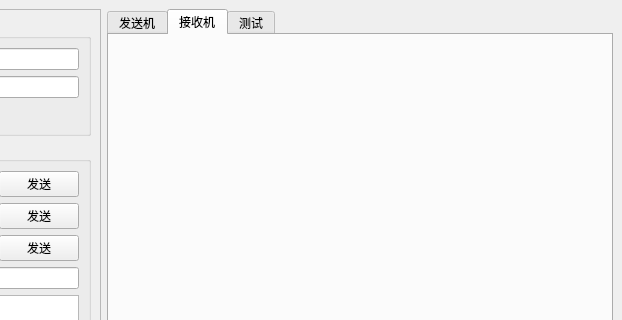
Before: the Qt Designer form mainwindow.ui in kdurant/laserCom, drawn with Qt 5; both pictures show x 212 to 834 and y 0 to 320 of the 834 by 656 pixel window.
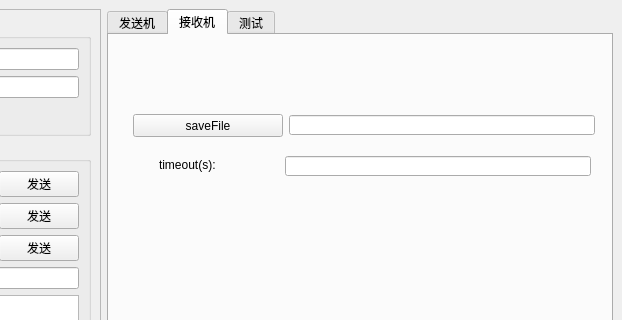
After: the same form once the commit is applied. The open tabs and pages were chosen to show the change.

```diff
--- a/mainwindow.ui
+++ b/mainwindow.ui
@@ -298,6 +298,55 @@
        <attribute name="title">
         <string>接收机</string>
        </attribute>
+       <widget class="QPushButton" name="btn_saveFile">
+        <property name="geometry">
+         <rect>
+          <x>24</x>
+          <y>79</y>
+          <width>150</width>
+          <height>23</height>
+         </rect>
+        </property>
+        <property name="text">
+         <string>saveFile</string>
+        </property>
+       </widget>
+       <widget class="QLineEdit" name="lineEdit_saveFileName">
+        <property name="geometry">
+         <rect>
+          <x>180</x>
+          <y>80</y>
+          <width>306</width>
+          <height>20</height>
+         </rect>
+        </property>
+       </widget>
+       <widget class="QLineEdit" name="lineEdit_saveTimeout">
+        <property name="geometry">
+         <rect>
+          <x>176</x>
+          <y>121</y>
+          <width>306</width>
+          <height>20</height>
+         </rect>
+        </property>
+        <property name="text">
+         <string/>
+        </property>
+       </widget>
+       <widget class="QLabel" name="label_10">
+        <property name="geometry">
+         <rect>
+          <x>50</x>
+          <y>120</y>
+          <width>86</width>
+          <height>20</height>
+         </rect>
+        </property>
+        <property name="text">
+         <string>timeout(s):</string>
+        </property>
+       </widget>
       </widget>
       <widget class="QWidget" name="test">
        <attribute name="title">
```
Left out of the diff: 2 changed lines with no effect on the pictures.
